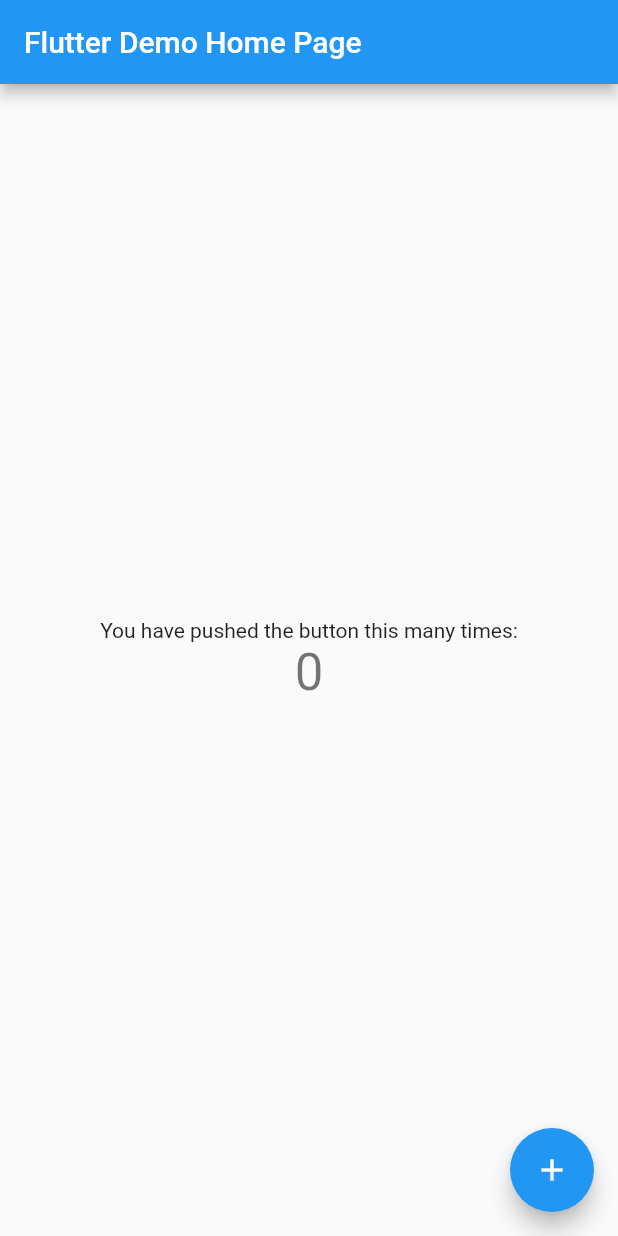
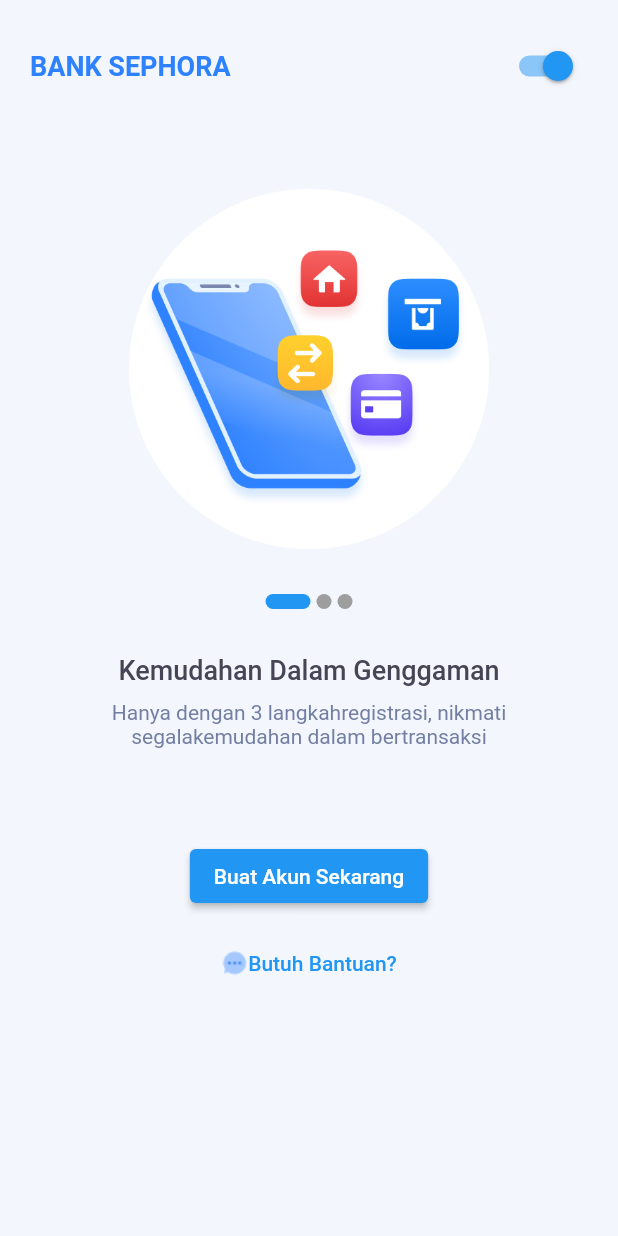
Before and after one commit to wandx/sephora, a Flutter app: the screen it shows after launch, on a phone screen of 412 x 824 dp. Run offline on Flutter 3.47's test engine with Material 2 defaults, Android fonts, the phone set to English and light mode, and no system bars.

Commit message:
add basic layout

```diff
--- a/lib/main.dart
+++ b/lib/main.dart
@@ -1,4 +1,5 @@
 import 'package:flutter/material.dart';
+import 'package:sephore/on_boarding/on_boarding.dart';
 
 void main() {
   runApp(const MyApp());
@@ -11,6 +12,7 @@
   @override
   Widget build(BuildContext context) {
     return MaterialApp(
+      debugShowCheckedModeBanner: false,
       title: 'Flutter Demo',
       theme: ThemeData(
         // This is the theme of your application.
@@ -24,7 +26,7 @@
         // is not restarted.
         primarySwatch: Colors.blue,
       ),
-      home: const MyHomePage(title: 'Flutter Demo Home Page'),
+      home: const OnBoardingScreen(),
     );
   }
 }
--- /dev/null
+++ b/lib/on_boarding/on_boarding.dart
@@ -0,0 +1 @@
+export 'screens/on_boarding_screen.dart';
--- /dev/null
+++ b/lib/on_boarding/screens/on_boarding_screen.dart
@@ -0,0 +1,92 @@
+import 'package:flutter/material.dart';
+import 'package:sephore/on_boarding/widgets/on_boarding_carousel.dart';
+import 'package:sephore/on_boarding/widgets/on_boarding_indicator.dart';
+
+class OnBoardingScreen extends StatefulWidget {
+  const OnBoardingScreen({super.key});
+
+  @override
+  State<OnBoardingScreen> createState() => _OnBoardingScreenState();
+}
+
+class _OnBoardingScreenState extends State<OnBoardingScreen> {
+  int _currentPage = 0;
+  @override
+  Widget build(BuildContext context) {
+    return Scaffold(
+      backgroundColor: Color(0xFFF3F7FD),
+      body: Padding(
+        padding: const EdgeInsets.all(20.0),
+        child: Column(
+          children: [
+            Row(
+              mainAxisAlignment: MainAxisAlignment.spaceBetween,
+              children: [
+                const Text(
+                  'BANK SEPHORA',
+                  style: TextStyle(
+                    fontSize: 18,
+                    fontWeight: FontWeight.w700,
+                    color: Color(0xFF2F82FF),
+                  ),
+                ),
+                Switch(
+                  value: true,
+                  onChanged: (v) {},
+                ),
+              ],
+            ),
+            SizedBox(height: 58),
+            OnBoardingCarousel(
+              onChanged: (currentPage) {
+                setState(() {
+                  _currentPage = currentPage;
+                });
+              },
+            ),
+            SizedBox(height: 30),
+            OnBoardingIndicator(currentPage: _currentPage),
+            SizedBox(height: 30),
+            const Text(
+              'Kemudahan Dalam Genggaman',
+              style: TextStyle(
+                fontSize: 18,
+                fontWeight: FontWeight.w500,
+                color: Color(0xFF464455),
+              ),
+              textAlign: TextAlign.center,
+            ),
+            SizedBox(height: 10),
+            const Text(
+              'Hanya dengan 3 langkah'
+              'registrasi, nikmati segala'
+              'kemudahan dalam bertransaksi',
+              style: TextStyle(
+                fontSize: 14,
+                fontWeight: FontWeight.w400,
+                color: Color(0xFF727FA3),
+              ),
+              textAlign: TextAlign.center,
+            ),
+            SizedBox(height: 61),
+            ElevatedButton(
+              onPressed: () {},
+              child: const Text('Buat Akun Sekarang'),
+            ),
+            SizedBox(height: 10),
+            TextButton(
+              onPressed: () {},
+              child: Row(
+                mainAxisAlignment: MainAxisAlignment.center,
+                children: [
+                  Image.asset('assets/chat.png'),
+                  const Text('Butuh Bantuan?'),
+                ],
+              ),
+            ),
+          ],
+        ),
+      ),
+    );
+  }
+}
--- /dev/null
+++ b/lib/on_boarding/widgets/on_boarding_carousel.dart
@@ -0,0 +1,52 @@
+import 'package:flutter/material.dart';
+
+class OnBoardingCarousel extends StatelessWidget {
+  OnBoardingCarousel({super.key, required this.onChanged});
+
+  final Function(int) onChanged;
+
+  @override
+  Widget build(BuildContext context) {
+    return Container(
+      width: MediaQuery.of(context).size.width,
+      height: 240,
+      child: PageView(
+        onPageChanged: (currentPage) {
+          onChanged(currentPage);
+        },
+        children: [
+          Container(
+            width: 240,
+            height: 240,
+            decoration: BoxDecoration(
+              image: DecorationImage(
+                image: AssetImage('assets/im_1.png'),
+                fit: BoxFit.contain,
+              ),
+            ),
+          ),
+          Container(
+            width: 240,
+            height: 240,
+            decoration: BoxDecoration(
+              image: DecorationImage(
+                image: AssetImage('assets/im_2.png'),
+                fit: BoxFit.contain,
+              ),
+            ),
+          ),
+          Container(
+            width: 240,
+            height: 240,
+            decoration: BoxDecoration(
+              image: DecorationImage(
+                image: AssetImage('assets/im_3.png'),
+                fit: BoxFit.contain,
+              ),
+            ),
+          ),
+        ],
+      ),
+    );
+  }
+}
--- /dev/null
+++ b/lib/on_boarding/widgets/on_boarding_indicator.dart
@@ -0,0 +1,49 @@
+import 'package:flutter/material.dart';
+
+class OnBoardingIndicator extends StatelessWidget {
+  const OnBoardingIndicator({super.key, required this.currentPage});
+
+  final int currentPage;
+
+  @override
+  Widget build(BuildContext context) {
+    return Row(
+      children: [
+        OnBoardingIndicatorItem(active: currentPage == 0),
+        OnBoardingIndicatorItem(active: currentPage == 1),
+        OnBoardingIndicatorItem(active: currentPage == 2),
+      ],
+      mainAxisAlignment: MainAxisAlignment.center,
+    );
+  }
+}
+
+class OnBoardingIndicatorItem extends StatelessWidget {
+  const OnBoardingIndicatorItem({super.key, this.active = false});
+
+  final bool active;
+
+  @override
+  Widget build(BuildContext context) {
+    if (active) {
+      return Container(
+        width: 30,
+        height: 10,
+        margin: const EdgeInsets.symmetric(horizontal: 2),
+        decoration: BoxDecoration(
+          color: Colors.blue,
+          borderRadius: BorderRadius.circular(10),
+        ),
+      );
+    }
+    return Container(
+      width: 10,
+      height: 10,
+      margin: const EdgeInsets.symmetric(horizontal: 2),
+      decoration: const BoxDecoration(
+        color: Colors.grey,
+        shape: BoxShape.circle,
+      ),
+    );
+  }
+}
--- a/pubspec.yaml
+++ b/pubspec.yaml
@@ -58,6 +58,8 @@
   # included with your application, so that you can use the icons in
   # the material Icons class.
   uses-material-design: true
+  assets:
+    - assets/
 
   # To add assets to your application, add an assets section, like this:
   # assets:
```
Also changed, not shown: assets/chat.png (added), assets/im_1.png (added), assets/im_2.png (added), assets/im_3.png (added).
